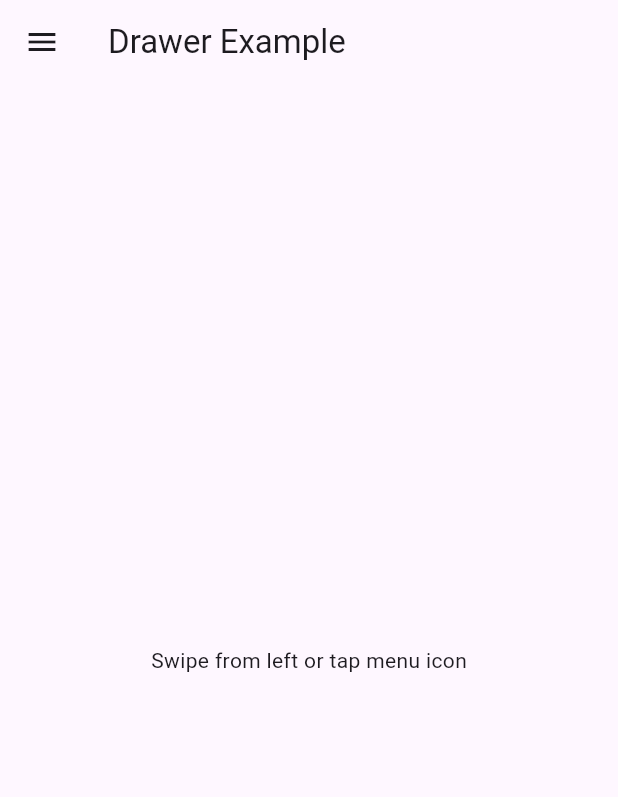
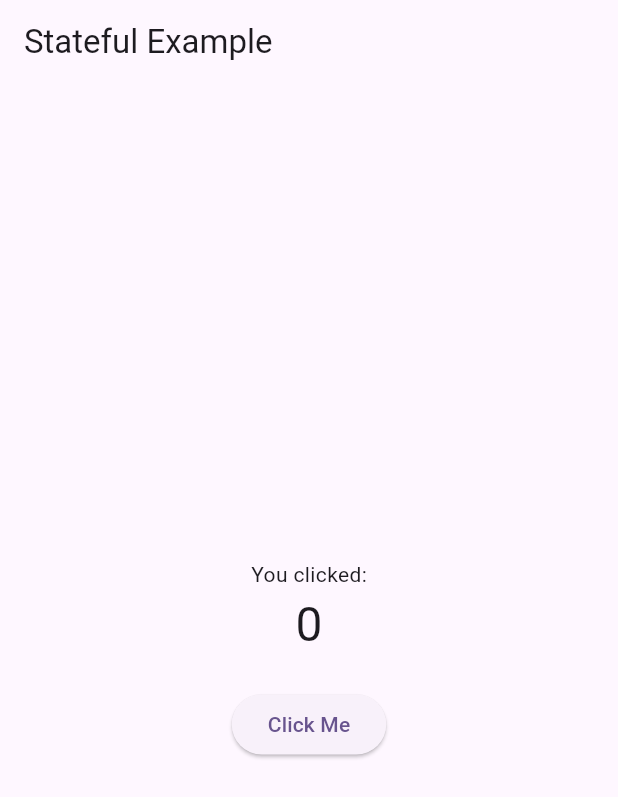
Before and after one commit to Sarpanchshab/flutter, a Flutter app: the screen it shows after launch, on a phone screen of 412 x 824 dp. Shown: the top 797 px of the screen. Run offline on Flutter 3.47's test engine with Material 3 defaults, Android fonts, the light colour scheme and no system bars.

Commit message:
stateful widget

```diff
--- /dev/null
+++ b/lib/learning/stateful_widget.dart
@@ -0,0 +1,45 @@
+import 'package:flutter/material.dart'; // 📦 Flutter UI tools
+
+// ✅ This is a StatefulWidget → can change UI when value changes
+class StatefulWidgetExample extends StatefulWidget {
+  @override
+  _StatefulWidgetExampleState createState() => _StatefulWidgetExampleState();
+// ⬆️ Connects to the logic/state class below
+}
+
+// ✅ This is the "State" class → holds data and updates screen
+class _StatefulWidgetExampleState extends State<StatefulWidgetExample> {
+  int counter = 0; // 🔢 This is a variable to store the count
+
+  @override
+  Widget build(BuildContext context) {
+    return Scaffold( // 🏗️ Page layout
+      appBar: AppBar(
+        title: Text('Stateful Example'), // 🔤 Top bar title
+      ),
+      body: Center( // 📍 Center everything on the screen
+        child: Column( // 📦 Show widgets in vertical order
+          mainAxisAlignment: MainAxisAlignment.center, // ⬇️ Center vertically
+          children: [
+            Text('You clicked:'), // ➕ Static text
+            Text(
+              '$counter', // 🧮 Show the value of counter
+              style: TextStyle(fontSize: 32), // ✏️ Make it big
+            ),
+            SizedBox(height: 20), // ➖ Add space
+
+            // ✅ Button
+            ElevatedButton(
+              onPressed: () {
+                setState(() {
+                  counter++; // ➕ Increase counter by 1
+                }); // 📢 setState tells Flutter: "Refresh the screen!"
+              },
+              child: Text('Click Me'), // 🖱️ Button text
+            ),
+          ],
+        ),
+      ),
+    );
+  }
+}
--- a/lib/main.dart
+++ b/lib/main.dart
@@ -43,6 +43,8 @@ import 'learning/input_widget/slider.dart';
 import 'learning/input_widget/switch.dart';
 import 'learning/layout_widget/stack.dart';
 import 'learning/pageview.dart';
+import 'learning/stateful_widget.dart';
+import 'learning/textfield.dart';
 import 'task/icon_card_image.dart';
 import 'learning/form_validation.dart';
 import 'learning/input_widget/radiobox.dart';
@@ -122,7 +124,9 @@ class MyApp extends StatelessWidget {
       // home: FormValidationWidget()
       // home: NavigatorPushPage1()
         // home: SplashScreen()
-        home: DrawerPage()
+        // home: DrawerPage()
+        // home: MyTextFieldPage()
+        home: StatefulWidgetExample()
 
 
 
```
Also changed, not shown: lib/learning/textfield.dart (added, +54 -0 lines).
